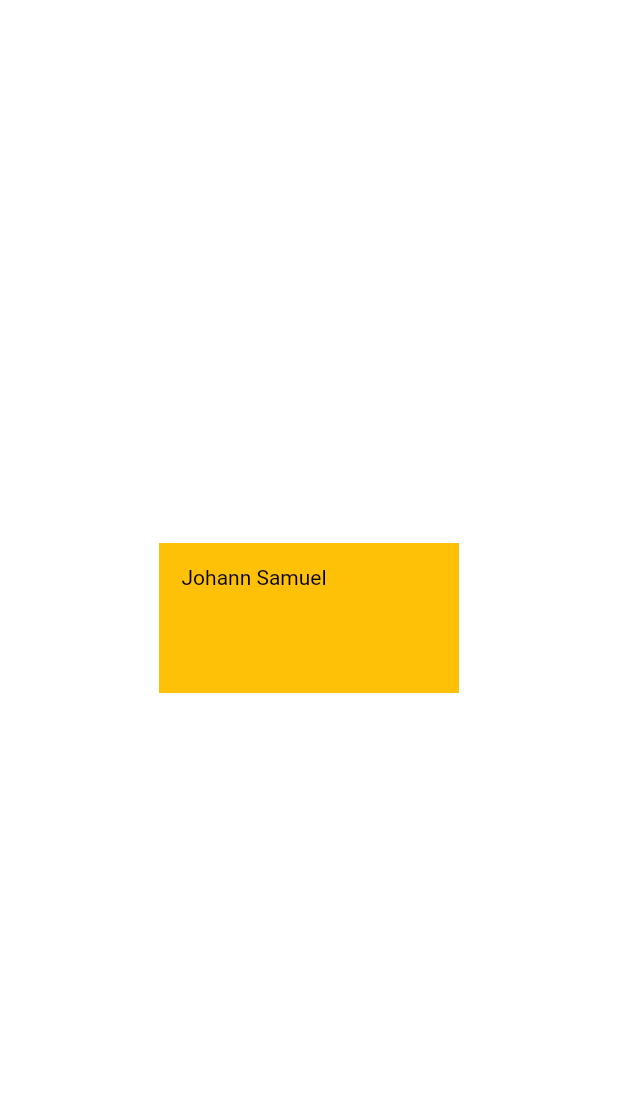
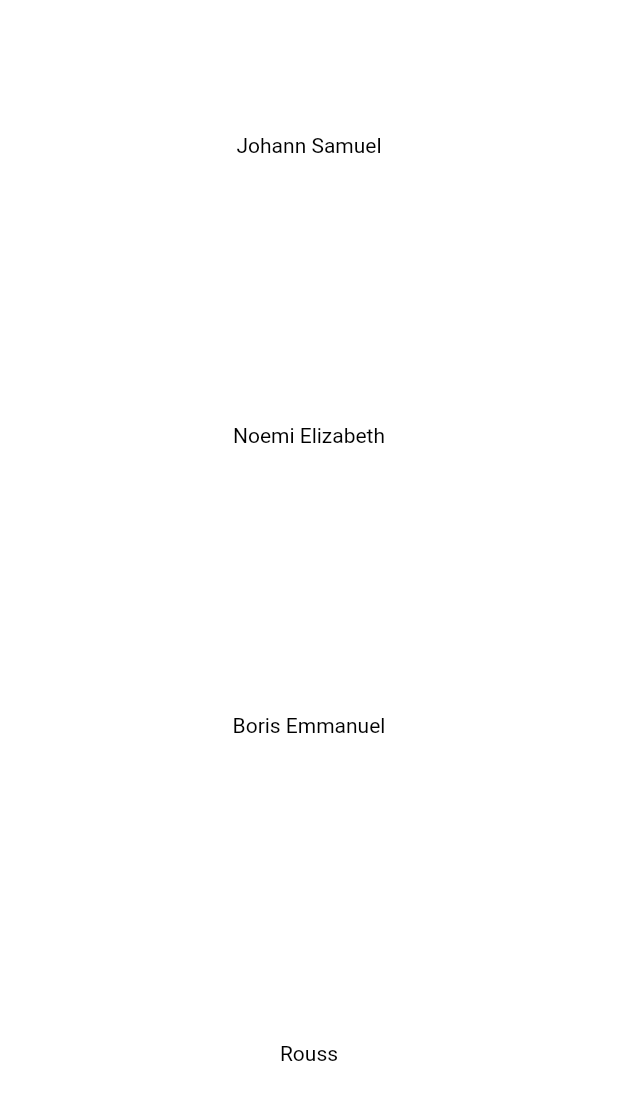
Before and after one commit to Boris-XD/Face-App, a Flutter app: the screen it shows after launch, on a phone screen of 412 x 824 dp. Shown: the top 1100 px of the screen. Run offline on Flutter 3.47's test engine with Material 3 defaults, Android fonts, the phone set to English and light mode, and no system bars.

Commit message:
Container - Add containers

```diff
--- a/lib/main.dart
+++ b/lib/main.dart
@@ -5,6 +5,7 @@ import 'package:face_app/widgets/examples/stack.dart';
 import 'package:face_app/widgets/notes/notes_list.dart';
 import 'package:flutter/material.dart';
 
+import 'widgets/containers/container_three.dart';
 import 'widgets/containers/container_two.dart';
 
 void main() {
@@ -17,7 +18,7 @@ class MyApp extends StatelessWidget {
   // This widget is the root of your application.
   @override
   Widget build(BuildContext context) {
-    return MaterialApp(home: MyContainerTwo() //MyFlexible() //MyScafold()
+    return MaterialApp(home: MyContainerThree() //MyFlexible() //MyScafold()
         );
   }
 }
--- a/lib/widgets/containers/container_three.dart
+++ b/lib/widgets/containers/container_three.dart
@@ -0,0 +1,79 @@
+import 'package:flutter/material.dart';
+
+class MyContainerThree extends StatelessWidget {
+  @override
+  Widget build(BuildContext context) {
+    return DefaultTextStyle(
+      style: TextStyle(),
+      child: Center(
+        child: Column(
+          mainAxisAlignment: MainAxisAlignment.spaceAround,
+          children: [
+            Container(
+              width: 200,
+              height: 100,
+              alignment: Alignment.center,
+              decoration: BoxDecoration(
+                color: Colors.white,
+                borderRadius: BorderRadius.all(Radius.circular(50)),
+              ),
+              child: Text(
+                "Johann Samuel",
+                style: TextStyle(color: Colors.black),
+              ),
+            ),
+            Container(
+              width: 200,
+              height: 100,
+              alignment: Alignment.center,
+              decoration: BoxDecoration(
+                color: Colors.white,
+                borderRadius: BorderRadius.only(
+                  topLeft: Radius.circular(50),
+                  bottomRight: Radius.circular(30),
+                ),
+              ),
+              child: Text(
+                "Noemi Elizabeth",
+                style: TextStyle(color: Colors.black),
+              ),
+            ),
+            Container(
+              width: 200,
+              height: 100,
+              alignment: Alignment.center,
+              decoration: BoxDecoration(
+                color: Colors.white,
+                borderRadius: BorderRadius.horizontal(
+                  left: Radius.circular(50),
+                  right: Radius.circular(15),
+                ),
+              ),
+              child: Text(
+                "Boris Emmanuel",
+                style: TextStyle(color: Colors.black),
+              ),
+            ),
+            Container(
+              width: 150,
+              height: 150,
+              alignment: Alignment.center,
+              decoration: BoxDecoration(
+                color: Colors.white,
+                borderRadius: BorderRadius.all(
+                  Radius.circular(75),
+                ),
+              ),
+              child: Text(
+                "Rouss",
+                style: TextStyle(
+                  color: Colors.black,
+                ),
+              ),
+            ),
+          ],
+        ),
+      ),
+    );
+  }
+}
```
